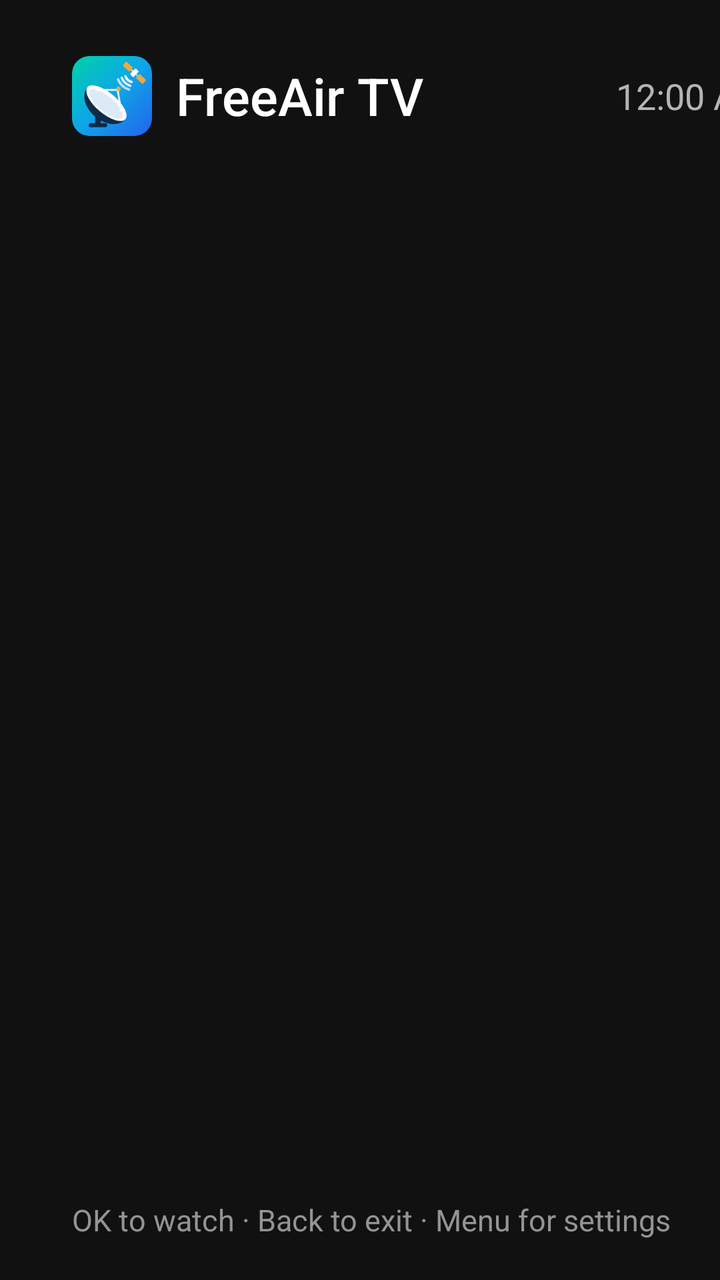
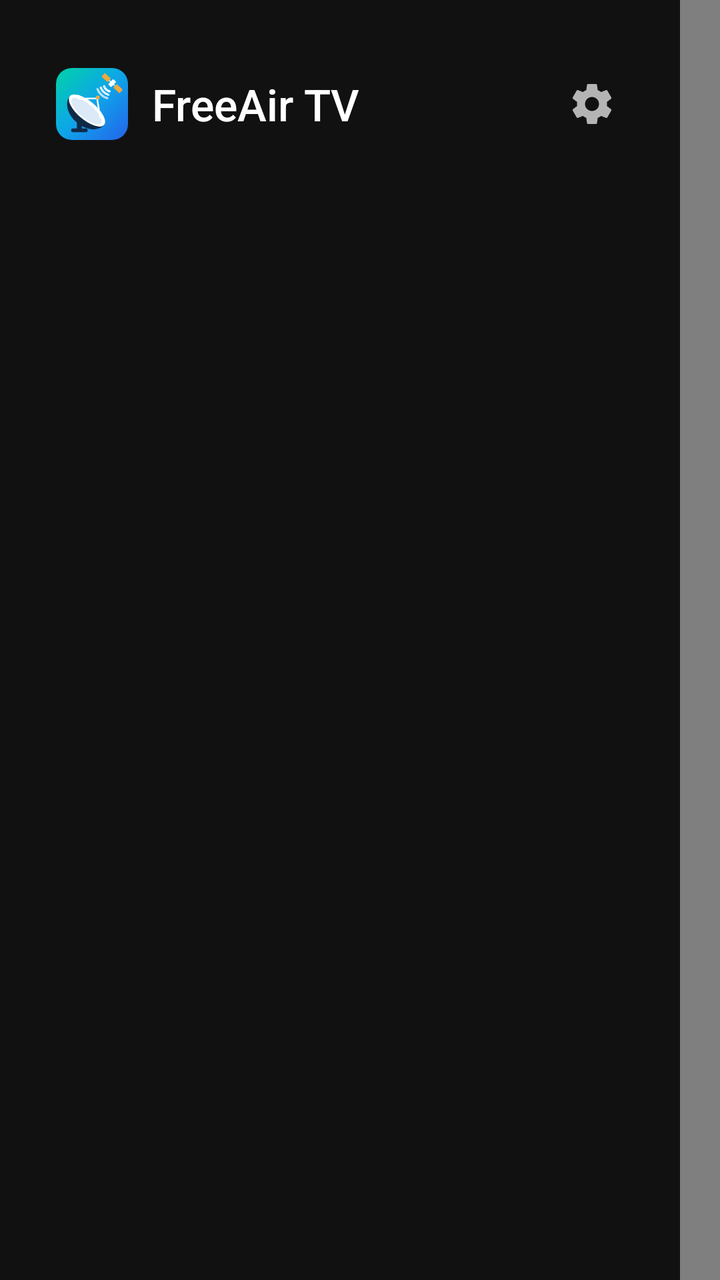

Before-and-after screenshots of an Android layout around one commit, followed by the original layout XML and the change that was made.
<!-- AndroidManifest.xml: application theme Theme.Fullscreen -->
<!-- res/layout/activity_main.xml -->
<?xml version="1.0" encoding="utf-8"?>
<FrameLayout xmlns:android="http://schemas.android.com/apk/res/android"
    android:layout_width="match_parent"
    android:layout_height="match_parent"
    android:background="@color/ground"
    android:keepScreenOn="true">

    <VideoView
        android:id="@+id/video"
        android:layout_width="match_parent"
        android:layout_height="match_parent"
        android:layout_gravity="center"
        android:focusable="false" />

    
    <TextView
        android:id="@+id/status"
        android:layout_width="wrap_content"
        android:layout_height="wrap_content"
        android:layout_gravity="center"
        android:background="@drawable/panel"
        android:maxWidth="560dp"
        android:paddingHorizontal="24dp"
        android:paddingVertical="16dp"
        android:textColor="@color/ink"
        android:textSize="20sp"
        android:visibility="gone" />

    
    <LinearLayout
        android:id="@+id/banner"
        android:layout_width="wrap_content"
        android:layout_height="wrap_content"
        android:layout_gravity="top|start"
        android:layout_margin="40dp"
        android:background="@drawable/panel"
        android:gravity="center_vertical"
        android:minWidth="420dp"
        android:orientation="horizontal"
        android:paddingHorizontal="24dp"
        android:paddingVertical="16dp"
        android:visibility="gone">

        <TextView
            android:id="@+id/banner_num"
            android:layout_width="wrap_content"
            android:layout_height="wrap_content"
            android:fontFeatureSettings="tnum"
            android:minWidth="44dp"
            android:textColor="@color/faint"
            android:textSize="28sp" />

        <LinearLayout
            android:layout_width="0dp"
            android:layout_height="wrap_content"
            android:layout_marginStart="16dp"
            android:layout_weight="1"
            android:orientation="vertical">

            <TextView
                android:id="@+id/banner_name"
                android:layout_width="wrap_content"
                android:layout_height="wrap_content"
                android:fontFamily="sans-serif-medium"
                android:maxLines="1"
                android:textColor="@color/ink"
                android:textSize="26sp" />

            <TextView
                android:id="@+id/banner_tamil"
                android:layout_width="wrap_content"
                android:layout_height="wrap_content"
                android:maxLines="1"
                android:textColor="@color/muted"
                android:textSize="18sp" />
        </LinearLayout>

        <LinearLayout
            android:layout_width="wrap_content"
            android:layout_height="wrap_content"
            android:layout_marginStart="32dp"
            android:gravity="end"
            android:orientation="vertical">

            <TextClock
                android:layout_width="wrap_content"
                android:layout_height="wrap_content"
                android:format12Hour="h:mm a"
                android:format24Hour="HH:mm"
                android:fontFeatureSettings="tnum"
                android:textColor="@color/muted"
                android:textSize="18sp" />

            <LinearLayout
                android:layout_width="wrap_content"
                android:layout_height="wrap_content"
                android:layout_marginTop="4dp"
                android:gravity="center_vertical"
                android:orientation="horizontal">

                <View
                    android:layout_width="10dp"
                    android:layout_height="10dp"
                    android:background="@drawable/live_dot" />

                <TextView
                    android:layout_width="wrap_content"
                    android:layout_height="wrap_content"
                    android:layout_marginStart="8dp"
                    android:text="@string/live"
                    android:textColor="@color/accent"
                    android:textSize="16sp" />
            </LinearLayout>
        </LinearLayout>
    </LinearLayout>

    
    <LinearLayout
        android:id="@+id/guide"
        android:layout_width="420dp"
        android:layout_height="match_parent"
        android:layout_gravity="start"
        android:background="@color/surface"
        android:orientation="vertical"
        android:paddingHorizontal="24dp"
        android:paddingTop="28dp"
        android:paddingBottom="20dp">

        <LinearLayout
            android:layout_width="match_parent"
            android:layout_height="wrap_content"
            android:gravity="center_vertical"
            android:orientation="horizontal"
            android:paddingHorizontal="12dp">

            <ImageView
                android:layout_width="40dp"
                android:layout_height="40dp"
                android:contentDescription="@null"
                android:src="@drawable/logo_mark" />

            <TextView
                android:layout_width="0dp"
                android:layout_height="wrap_content"
                android:layout_marginStart="12dp"
                android:layout_weight="1"
                android:fontFamily="sans-serif-medium"
                android:text="@string/app_name"
                android:textColor="@color/ink"
                android:textSize="26sp" />

            <TextClock
                android:layout_width="wrap_content"
                android:layout_height="wrap_content"
                android:format12Hour="h:mm a"
                android:format24Hour="HH:mm"
                android:fontFeatureSettings="tnum"
                android:textColor="@color/muted"
                android:textSize="18sp" />
        </LinearLayout>

        <ListView
            android:id="@+id/list"
            android:layout_width="match_parent"
            android:layout_height="0dp"
            android:layout_marginTop="12dp"
            android:layout_weight="1"
            android:choiceMode="singleChoice"
            android:divider="@null"
            android:dividerHeight="2dp"
            android:drawSelectorOnTop="false"
            android:listSelector="@drawable/list_selector"
            android:scrollbars="none" />

        <TextView
            android:layout_width="wrap_content"
            android:layout_height="wrap_content"
            android:layout_marginTop="12dp"
            android:paddingHorizontal="12dp"
            android:text="@string/guide_hint"
            android:textColor="@color/faint"
            android:textSize="15sp" />
    </LinearLayout>
</FrameLayout>
<!-- resources referenced by this layout -->
<resources>
  <color name="accent">#FFF2A93B</color>
  <color name="faint">#FF949494</color>
  <color name="ground">#FF000000</color>
  <color name="ink">#FFFFFFFF</color>
  <color name="muted">#FFB4B4B4</color>
  <color name="surface">#FF111111</color>
  <!-- drawable list_selector (drawable) -->
  <?xml version="1.0" encoding="utf-8"?>
  <shape xmlns:android="http://schemas.android.com/apk/res/android" android:shape="rectangle">
      <solid android:color="@color/ink" />
      <corners android:radius="8dp" />
  </shape>
  <!-- drawable live_dot (drawable) -->
  <?xml version="1.0" encoding="utf-8"?>
  <shape xmlns:android="http://schemas.android.com/apk/res/android" android:shape="oval">
      <solid android:color="@color/accent" />
      <size android:width="10dp" android:height="10dp" />
  </shape>
  <!-- drawable logo_mark: png bitmap (drawable-xhdpi, 14632 bytes) -->
  <!-- drawable panel (drawable) -->
  <?xml version="1.0" encoding="utf-8"?>
  <shape xmlns:android="http://schemas.android.com/apk/res/android" android:shape="rectangle">
      <solid android:color="@color/surface" />
      <corners android:radius="8dp" />
  </shape>
  <string name="app_name">FreeAir TV</string>
  <string name="guide_hint">OK to watch  ·  Back to exit  ·  Menu for settings</string>
  <string name="live">Live</string>
  <style name="Theme.Fullscreen" parent="android:Theme.Material.NoActionBar.Fullscreen">
          <item name="android:windowBackground">@android:color/black</item>
          <item name="android:windowContentOverlay">@null</item>
      </style>
</resources>

<!-- the commit's change to res/layout/activity_main.xml (unified diff, before → after) -->
@@ -5,8 +5,9 @@
     android:background="@color/ground"
     android:keepScreenOn="true">
 
-    <VideoView
-        android:id="@+id/video"
+    
+    <SurfaceView
+        android:id="@+id/surface"
         android:layout_width="match_parent"
         android:layout_height="match_parent"
         android:layout_gravity="center"
@@ -85,9 +86,9 @@
             <TextClock
                 android:layout_width="wrap_content"
                 android:layout_height="wrap_content"
+                android:fontFeatureSettings="tnum"
                 android:format12Hour="h:mm a"
                 android:format24Hour="HH:mm"
-                android:fontFeatureSettings="tnum"
                 android:textColor="@color/muted"
                 android:textSize="18sp" />
 
@@ -104,9 +105,11 @@
                     android:background="@drawable/live_dot" />
 
                 <TextView
+                    android:id="@+id/banner_quality"
                     android:layout_width="wrap_content"
                     android:layout_height="wrap_content"
                     android:layout_marginStart="8dp"
+                    android:fontFeatureSettings="tnum"
                     android:text="@string/live"
                     android:textColor="@color/accent"
                     android:textSize="16sp" />
@@ -115,14 +118,29 @@
     </LinearLayout>
 
     
+    <TextView
+        android:id="@+id/volume_toast"
+        android:layout_width="wrap_content"
+        android:layout_height="wrap_content"
+        android:layout_gravity="top|end"
+        android:layout_margin="40dp"
+        android:background="@drawable/panel"
+        android:fontFeatureSettings="tnum"
+        android:paddingHorizontal="20dp"
+        android:paddingVertical="12dp"
+        android:textColor="@color/ink"
+        android:textSize="20sp"
+        android:visibility="gone" />
+
+    
     <LinearLayout
         android:id="@+id/guide"
-        android:layout_width="420dp"
+        android:layout_width="340dp"
         android:layout_height="match_parent"
         android:layout_gravity="start"
         android:background="@color/surface"
         android:orientation="vertical"
-        android:paddingHorizontal="24dp"
+        android:paddingHorizontal="20dp"
         android:paddingTop="28dp"
         android:paddingBottom="20dp">
 
@@ -131,11 +149,11 @@
             android:layout_height="wrap_content"
             android:gravity="center_vertical"
             android:orientation="horizontal"
-            android:paddingHorizontal="12dp">
+            android:paddingStart="8dp">
 
             <ImageView
-                android:layout_width="40dp"
-                android:layout_height="40dp"
+                android:layout_width="36dp"
+                android:layout_height="36dp"
                 android:contentDescription="@null"
                 android:src="@drawable/logo_mark" />
 
@@ -145,25 +163,68 @@
                 android:layout_marginStart="12dp"
                 android:layout_weight="1"
                 android:fontFamily="sans-serif-medium"
+                android:maxLines="1"
                 android:text="@string/app_name"
                 android:textColor="@color/ink"
-                android:textSize="26sp" />
-
-            <TextClock
-                android:layout_width="wrap_content"
-                android:layout_height="wrap_content"
-                android:format12Hour="h:mm a"
-                android:format24Hour="HH:mm"
-                android:fontFeatureSettings="tnum"
-                android:textColor="@color/muted"
-                android:textSize="18sp" />
+                android:textSize="22sp" />
+
+            
+            <ImageButton
+                android:id="@+id/settings_button"
+                android:layout_width="48dp"
+                android:layout_height="48dp"
+                android:background="@drawable/icon_button"
+                android:contentDescription="@string/settings"
+                android:focusable="true"
+                android:nextFocusDown="@id/list"
+                android:padding="12dp"
+                android:scaleType="fitCenter"
+                android:src="@drawable/ic_settings"
+                android:tint="@color/icon_on_button" />
         </LinearLayout>
 
         <ListView
             android:id="@+id/list"
             android:layout_width="match_parent"
             android:layout_height="0dp"
-            android:layout_marginTop="12dp"
+            android:layout_marginTop="16dp"
+            android:layout_weight="1"
+            android:choiceMode="singleChoice"
+            android:divider="@null"
+            android:dividerHeight="2dp"
+            android:drawSelectorOnTop="false"
+            android:listSelector="@drawable/list_selector"
+            android:nextFocusUp="@id/settings_button"
+            android:scrollbars="none" />
+    </LinearLayout>
+
+    
+    <LinearLayout
+        android:id="@+id/options"
+        android:layout_width="340dp"
+        android:layout_height="match_parent"
+        android:layout_gravity="end"
+        android:background="@color/surface"
+        android:orientation="vertical"
+        android:paddingHorizontal="20dp"
+        android:paddingTop="36dp"
+        android:paddingBottom="20dp"
+        android:visibility="gone">
+
+        <TextView
+            android:layout_width="wrap_content"
+            android:layout_height="wrap_content"
+            android:fontFamily="sans-serif-medium"
+            android:paddingStart="8dp"
+            android:text="@string/options_title"
+            android:textColor="@color/ink"
+            android:textSize="22sp" />
+
+        <ListView
+            android:id="@+id/options_list"
+            android:layout_width="match_parent"
+            android:layout_height="0dp"
+            android:layout_marginTop="16dp"
             android:layout_weight="1"
             android:choiceMode="singleChoice"
             android:divider="@null"
@@ -171,14 +232,5 @@
             android:drawSelectorOnTop="false"
             android:listSelector="@drawable/list_selector"
             android:scrollbars="none" />
-
-        <TextView
-            android:layout_width="wrap_content"
-            android:layout_height="wrap_content"
-            android:layout_marginTop="12dp"
-            android:paddingHorizontal="12dp"
-            android:text="@string/guide_hint"
-            android:textColor="@color/faint"
-            android:textSize="15sp" />
     </LinearLayout>
 </FrameLayout>
<!-- resource entries referenced after the edit -->
@@ -6,6 +6,30 @@
   <color name="ink">#FFFFFFFF</color>
   <color name="muted">#FFB4B4B4</color>
   <color name="surface">#FF111111</color>
+  <!-- drawable ic_settings (drawable) -->
+  <?xml version="1.0" encoding="utf-8"?>
+  <vector xmlns:android="http://schemas.android.com/apk/res/android"
+      android:width="24dp"
+      android:height="24dp"
+      android:viewportWidth="24"
+      android:viewportHeight="24">
+      <path
+          android:fillColor="#FFFFFFFF"
+          android:pathData="M19.43,12.98c0.04,-0.32 0.07,-0.64 0.07,-0.98s-0.03,-0.66 -0.07,-0.98l2.11,-1.65c0.19,-0.15 0.24,-0.42 0.12,-0.64l-2,-3.46c-0.12,-0.22 -0.39,-0.3 -0.61,-0.22l-2.49,1c-0.52,-0.4 -1.08,-0.73 -1.69,-0.98l-0.38,-2.65C14.46,2.18 14.25,2 14,2h-4C9.75,2 9.54,2.18 9.51,2.42L9.13,5.07C8.52,5.32 7.96,5.66 7.44,6.05l-2.49,-1c-0.23,-0.09 -0.49,0 -0.61,0.22l-2,3.46C2.21,8.95 2.27,9.22 2.46,9.37l2.11,1.65C4.53,11.34 4.5,11.67 4.5,12s0.03,0.66 0.07,0.98l-2.11,1.65c-0.19,0.15 -0.24,0.42 -0.12,0.64l2,3.46c0.12,0.22 0.39,0.3 0.61,0.22l2.49,-1c0.52,0.4 1.08,0.73 1.69,0.98l0.38,2.65C9.54,21.82 9.75,22 10,22h4c0.25,0 0.46,-0.18 0.49,-0.42l0.38,-2.65c0.61,-0.25 1.17,-0.59 1.69,-0.98l2.49,1c0.23,0.09 0.49,0 0.61,-0.22l2,-3.46c0.12,-0.22 0.07,-0.49 -0.12,-0.64L19.43,12.98zM12,15.5c-1.93,0 -3.5,-1.57 -3.5,-3.5s1.57,-3.5 3.5,-3.5s3.5,1.57 3.5,3.5S13.93,15.5 12,15.5z" />
+  </vector>
+  <!-- drawable icon_button (drawable) -->
+  <?xml version="1.0" encoding="utf-8"?>
+  <selector xmlns:android="http://schemas.android.com/apk/res/android">
+      <item android:state_focused="true">
+          <shape android:shape="oval"><solid android:color="@color/ink" /></shape>
+      </item>
+      <item android:state_pressed="true">
+          <shape android:shape="oval"><solid android:color="@color/muted" /></shape>
+      </item>
+      <item>
+          <shape android:shape="oval"><solid android:color="@android:color/transparent" /></shape>
+      </item>
+  </selector>
   <!-- drawable list_selector (drawable) -->
   <?xml version="1.0" encoding="utf-8"?>
   <shape xmlns:android="http://schemas.android.com/apk/res/android" android:shape="rectangle">
@@ -26,8 +50,9 @@
       <corners android:radius="8dp" />
   </shape>
   <string name="app_name">FreeAir TV</string>
-  <string name="guide_hint">OK to watch  ·  Back to exit  ·  Menu for settings</string>
   <string name="live">Live</string>
+  <string name="options_title">Picture and sound</string>
+  <string name="settings">Settings</string>
   <style name="Theme.Fullscreen" parent="android:Theme.Material.NoActionBar.Fullscreen">
           <item name="android:windowBackground">@android:color/black</item>
           <item name="android:windowContentOverlay">@null</item>
